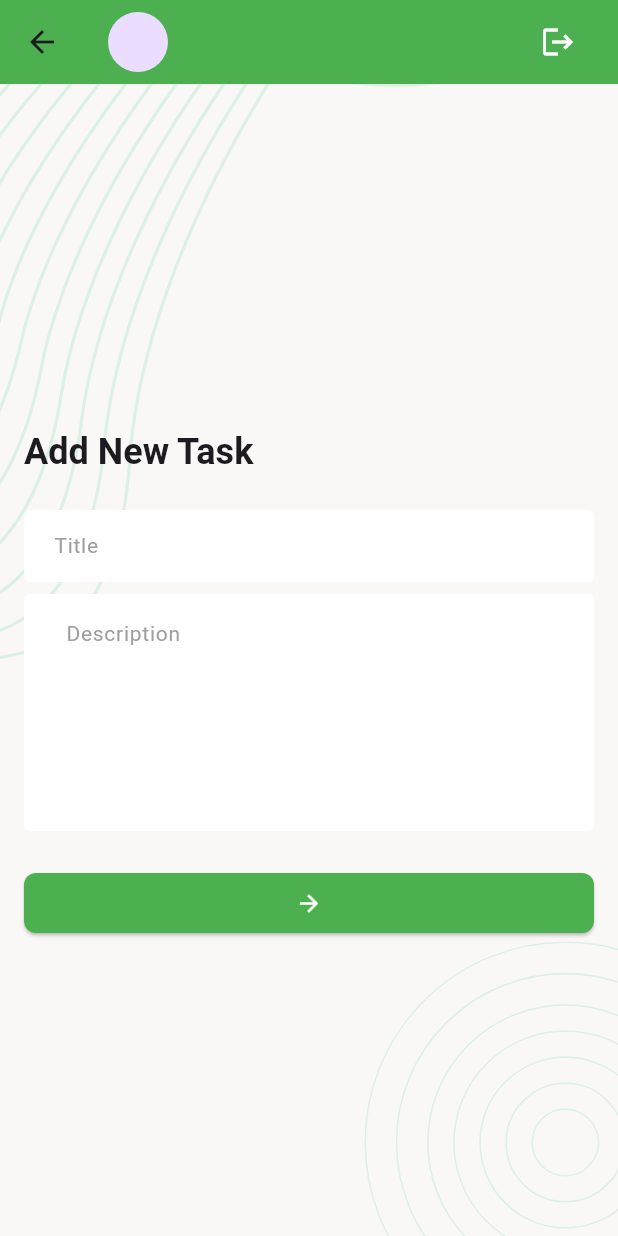
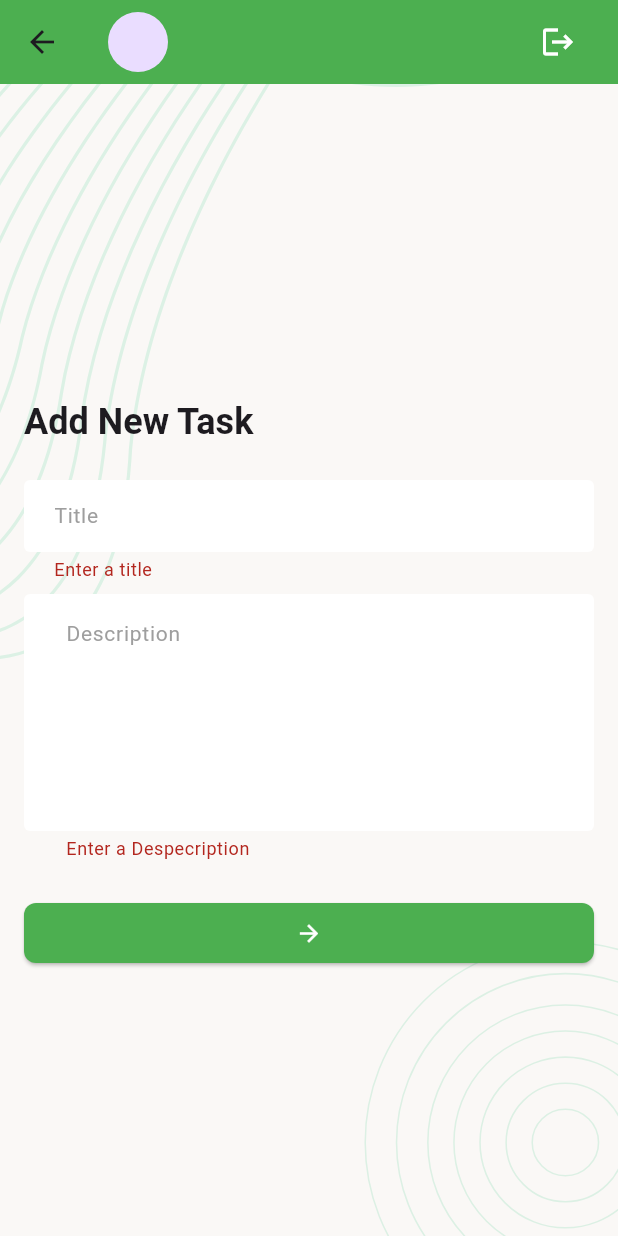
Before and after one commit to takiul-sumon/task_management_api, a Flutter app: the AddNewTaskScrean screen opened directly, after a tap on the "arrow forward" icon, on a phone screen of 412 x 824 dp. Run offline on Flutter 3.47's test engine with Material 3 defaults, Android fonts, the phone set to English and light mode, and no system bars; our stand-ins replace email_validator, flutter_svg, image_picker, logger, pin_code_fields, shared_preferences; accounts and stored records are empty.

Commit message:
add new task

```diff
--- a/lib/data/urls.dart
+++ b/lib/data/urls.dart
@@ -4,4 +4,6 @@ class Urls {
   static const String registerUrl = '$baseUrl/Registration';
   static const String loginUrl = '$baseUrl/Login';
   static const String updaterProfileUrl = '$baseUrl//ProfileUpdate';
+
+  static const String createTask = '$baseUrl/createTask';
 }
--- a/lib/ui/screans/add_new_task_screan.dart
+++ b/lib/ui/screans/add_new_task_screan.dart
@@ -1,5 +1,8 @@
 import 'package:flutter/material.dart';
+import 'package:task_management_api/data/services/network_client.dart';
+import 'package:task_management_api/data/urls.dart';
 import 'package:task_management_api/ui/widget/screan_Background.dart';
+import 'package:task_management_api/ui/widget/snackBarMessenger.dart';
 import 'package:task_management_api/ui/widget/tm_app_bar.dart';
 
 class AddNewTaskScrean extends StatefulWidget {
@@ -10,6 +13,12 @@ class AddNewTaskScrean extends StatefulWidget {
 }
 
 class _AddNewTaskScreanState extends State<AddNewTaskScrean> {
+  final TextEditingController _titleTEController = TextEditingController();
+  final TextEditingController _descriptionTEController =
+      TextEditingController();
+  final GlobalKey<FormState> _fromKey = GlobalKey<FormState>();
+  bool _addNewProgress = false;
+
   @override
   Widget build(BuildContext context) {
     return Scaffold(
@@ -18,6 +27,9 @@ class _AddNewTaskScreanState extends State<AddNewTaskScrean> {
         child: SingleChildScrollView(
           child: Padding(
             padding: const EdgeInsets.all(16.0),
+            child: Form(
+              key: _fromKey,
+              autovalidateMode: AutovalidateMode.onUserInteraction,
               child: Column(
                 crossAxisAlignment: CrossAxisAlignment.start,
                 mainAxisAlignment: MainAxisAlignment.start,
@@ -31,10 +43,24 @@ class _AddNewTaskScreanState extends State<AddNewTaskScrean> {
                   TextFormField(
                     textInputAction: TextInputAction.next,
                     decoration: InputDecoration(hintText: 'Title'),
+                    controller: _titleTEController,
+                    validator: (String? value) {
+                      if (value!.isEmpty) {
+                        return 'Enter a title';
+                      }
+                      return null;
+                    },
                   ),
                   const SizedBox(height: 8),
                   TextFormField(
+                    controller: _descriptionTEController,
                     maxLines: 6,
+                    validator: (String? value) {
+                      if (value!.isEmpty) {
+                        return 'Enter a Despecription';
+                      }
+                      return null;
+                    },
                     decoration: InputDecoration(
                       hintText: 'Description',
                       contentPadding: EdgeInsets.symmetric(
@@ -44,11 +70,15 @@ class _AddNewTaskScreanState extends State<AddNewTaskScrean> {
                     ),
                   ),
                   const SizedBox(height: 24),
-                ElevatedButton(
+                  Visibility(
+                    visible: _addNewProgress == false,
+                    replacement: CircularProgressIndicator(),
+                    child: ElevatedButton(
                       onPressed: onTapSubmitButton,
                       child: Icon(
                         Icons.arrow_forward_outlined,
                         color: Colors.white,
+                      ),
                     ),
                   ),
                 ],
@@ -56,8 +86,35 @@ class _AddNewTaskScreanState extends State<AddNewTaskScrean> {
             ),
           ),
         ),
+      ),
     );
   }
 
-  onTapSubmitButton() {}
+  Future<void> _addnewTask() async {
+    _addNewProgress = true;
+    setState(() {});
+    Map<String, dynamic> requestBody = {
+      "title": _titleTEController.text.trim(),
+      "description": _descriptionTEController.text.trim(),
+      "status": "new",
+    };
+    NetworkResponse response = await NetworkClient.postRequest(
+      url: Urls.createTask,
+      body: requestBody,
+    );
+    if (response.isSuccess) {
+      showShackBarMessenger(context, "New task added!");
+    } else {
+      showShackBarMessenger(context, response.errorMessage);
     }
+  }
+
+  void _clearTextFields() {
+    _titleTEController.clear();
+    _descriptionTEController.clear();
+  }
+
+  onTapSubmitButton() {
+    if (_fromKey.currentState!.validate()) {}
+  }
+}
```
Lines whose indentation alone changed are shown as unchanged.
